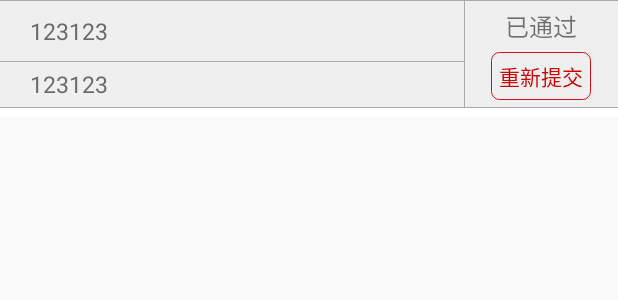
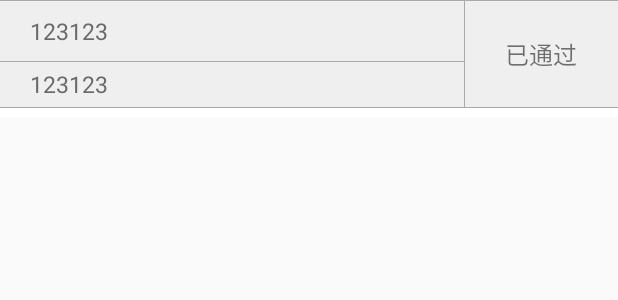
Before and after one commit to r17171709/CarServer, an Android app: the layout adapter_clientsreview.xml on its own in the app's theme, with its tools: preview values and no code run, on a phone screen of 412 x 824 dp. Shown: the top 300 px of the screen. Run offline under Robolectric (Android 15) with nearby library versions, the phone set to English and light mode, and no system bars.

Commit message:
Bug修复

```diff
--- a/app/src/main/java/com/renyu/carserver/fragment/OrderCenterFragment.java
+++ b/app/src/main/java/com/renyu/carserver/fragment/OrderCenterFragment.java
@@ -517,6 +517,10 @@ public class OrderCenterFragment extends BaseFragment {
                 price+=shopModels.get(position).getModels().get(i).getEdit_price();
             }
         }
+        if (price.equals("")) {
+            showToast("请输入改价后的价格");
+            return;
+        }
         final String oid_=oid;
         final String price_=price;
         params.put("oid", oid);
--- a/app/src/main/res/layout/adapter_clientsreview.xml
+++ b/app/src/main/res/layout/adapter_clientsreview.xml
@@ -63,15 +63,6 @@
                 android:layout_height="wrap_content"
                 android:textSize="16sp"
                 android:text="已通过"/>
-            <TextView
-                android:id="@+id/adapter_clientsreview_recommit"
-                android:layout_width="wrap_content"
-                android:layout_height="wrap_content"
-                android:layout_marginTop="5dip"
-                android:padding="5dip"
-                android:textColor="@android:color/holo_red_dark"
-                android:background="@drawable/rectangle_corner_red"
-                android:text="重新提交"/>
         </LinearLayout>
     </LinearLayout>
     <View
```
Also changed, not shown: app/src/main/java/com/renyu/carserver/activity/my/MyDataActivity.java (+7 -8 lines), app/src/main/java/com/renyu/carserver/activity/workbench/ClientsReviewActivity.java (+2 -12 lines), app/src/main/java/com/renyu/carserver/adapter/ClientsReviewAdapter.java (+1 -22 lines).
